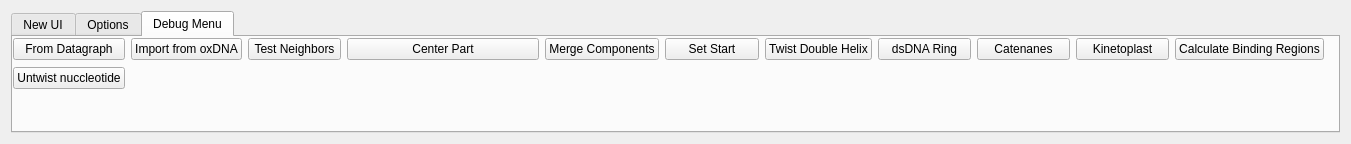
Old version of the form AdenitaCoreSE/form/SEAdenitaCoreSEAppGUI.ui in the repository edellano/Adenita-SAMSON-Edition.
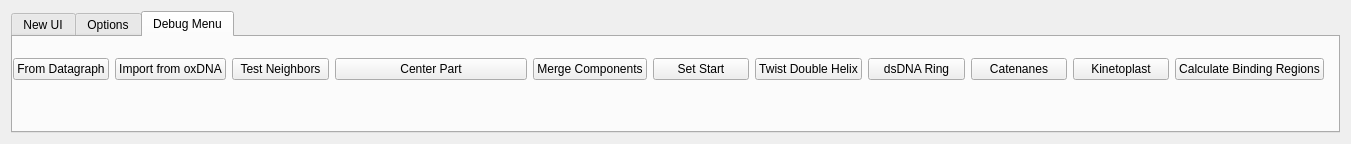
New version of the form.

Commit message: Adding Twisting option to btta public interface Wrapped untwist function and change call to untwist in the editor Removed twisting option from Debug Menu

What changed in the file:
```diff
--- a/AdenitaCoreSE/form/SEAdenitaCoreSEAppGUI.ui
+++ b/AdenitaCoreSE/form/SEAdenitaCoreSEAppGUI.ui
@@ -463,7 +463,7 @@
            <x>0</x>
            <y>0</y>
            <width>1311</width>
-           <height>54</height>
+           <height>65</height>
           </rect>
          </property>
          <layout class="QGridLayout" name="gridLayout_3">
@@ -544,13 +544,6 @@
             </property>
            </widget>
           </item>
-          <item row="1" column="0">
-           <widget class="QPushButton" name="btnUntwist">
-            <property name="text">
-             <string>Untwist nuccleotide</string>
-            </property>
-           </widget>
-          </item>
          </layout>
         </widget>
        </widget>
```
Left out of the diff: 75 changed lines with no effect on the pictures. The commit also changes 7 other files.
